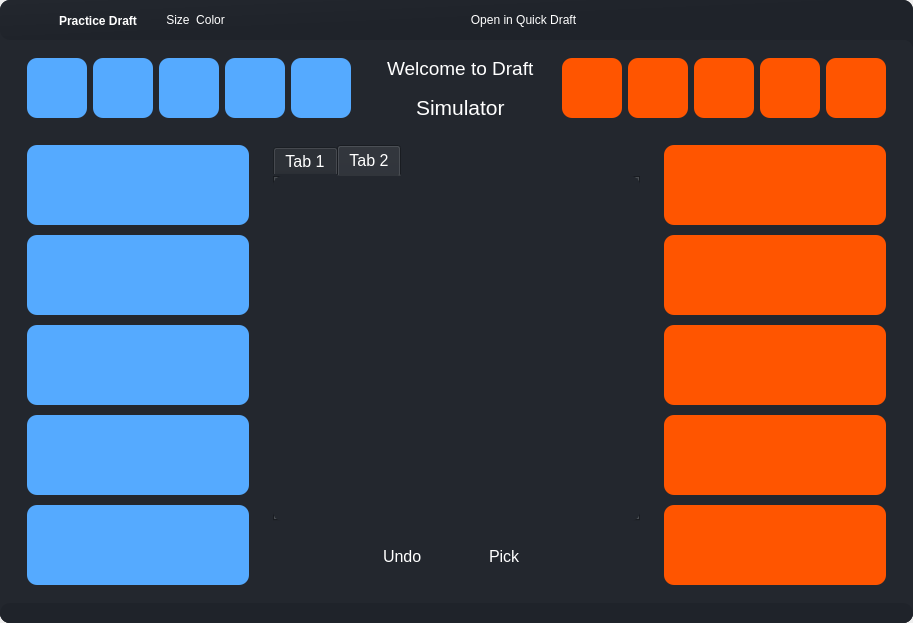
Old version of the form ui/pages/practice_draft.ui in the repository elian-olbz/mlbb-drafting-and-simulation-tools.
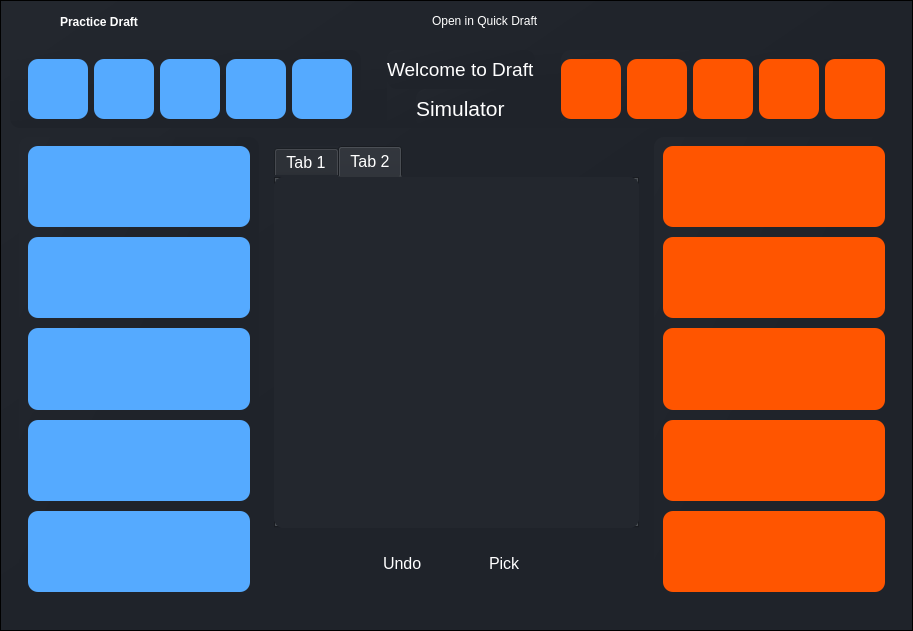
New version of the form. Icons and pictures are not drawn.

```diff
--- a/ui/pages/practice_draft.ui
+++ b/ui/pages/practice_draft.ui
@@ -7,7 +7,7 @@
     <x>0</x>
     <y>0</y>
     <width>913</width>
-    <height>623</height>
+    <height>631</height>
    </rect>
   </property>
   <property name="windowTitle">
@@ -37,7 +37,7 @@
      <widget class="QFrame" name="drop_shadow">
       <property name="styleSheet">
        <string notr="true">background-color: qlineargradient(spread:pad, x1:0, y1:0, x2:1, y2:1, stop:0 rgba(35, 39, 46, 1), stop:0.521368 rgba(31, 35, 42, 1));
-border-radius: 10px;</string>
+</string>
       </property>
       <property name="frameShape">
        <enum>QFrame::StyledPanel</enum>
@@ -62,7 +62,49 @@
         <number>0</number>
        </property>
        <item>
-        <widget class="QFrame" name="frame_3">
+        <widget class="QFrame" name="main_frame">
+         <property name="styleSheet">
+          <string notr="true">*{
+border:none;
+background-color:transparent;
+background:transparent;
+padding:0;
+margin:0;
+color:#fff
+}
+QPushButton{
+text-align:left;
+padding: 5px 10px;
+border-top-left-radius: 10px;
+border-bottom-left-radius: 10px;
+}
+
+</string>
+         </property>
+         <property name="frameShape">
+          <enum>QFrame::StyledPanel</enum>
+         </property>
+         <property name="frameShadow">
+          <enum>QFrame::Raised</enum>
+         </property>
+         <layout class="QVBoxLayout" name="verticalLayout_3">
+          <property name="spacing">
+           <number>0</number>
+          </property>
+          <property name="leftMargin">
+           <number>0</number>
+          </property>
+          <property name="topMargin">
+           <number>0</number>
+          </property>
+          <property name="rightMargin">
+           <number>0</number>
+          </property>
+          <property name="bottomMargin">
+           <number>0</number>
+          </property>
+          <item>
+           <widget class="QFrame" name="frame_4">
          <property name="styleSheet">
           <string notr="true"/>
          </property>
@@ -199,85 +241,6 @@
                </layout>
               </widget>
              </item>
-             <item alignment="Qt::AlignRight">
-              <widget class="QWidget" name="color_widget" native="true">
-               <property name="minimumSize">
-                <size>
-                 <width>0</width>
-                 <height>0</height>
-                </size>
-               </property>
-               <layout class="QHBoxLayout" name="horizontalLayout_8">
-                <property name="spacing">
-                 <number>0</number>
-                </property>
-                <property name="leftMargin">
-                 <number>0</number>
-                </property>
-                <property name="topMargin">
-                 <number>0</number>
-                </property>
-                <property name="rightMargin">
-                 <number>0</number>
-                </property>
-                <property name="bottomMargin">
-                 <number>0</number>
-                </property>
-                <item alignment="Qt::AlignLeft">
-                 <widget class="QFrame" name="color_frame">
-                  <property name="frameShape">
-                   <enum>QFrame::StyledPanel</enum>
-                  </property>
-                  <property name="frameShadow">
-                   <enum>QFrame::Raised</enum>
-                  </property>
-                  <layout class="QHBoxLayout" name="horizontalLayout_7">
-                   <item>
-                    <widget class="QPushButton" name="size_button">
-                     <property name="toolTip">
-                      <string>Heatmap Heatmp</string>
-                     </property>
-                     <property name="text">
-                      <string>Size</string>
-                     </property>
-                     <property name="icon">
-                      <iconset resource="../rsc.qrc">
-                       <normaloff>:/icons/icons/crosshair.svg</normaloff>:/icons/icons/crosshair.svg</iconset>
-                     </property>
-                     <property name="iconSize">
-                      <size>
-                       <width>20</width>
-                       <height>20</height>
-                      </size>
-                     </property>
-                    </widget>
-                   </item>
-                   <item>
-                    <widget class="QPushButton" name="color_button">
-                     <property name="toolTip">
-                      <string>Heatmap Heatmp</string>
-                     </property>
-                     <property name="text">
-                      <string>Color</string>
-                     </property>
-                     <property name="icon">
-                      <iconset resource="../rsc.qrc">
-                       <normaloff>:/icons/icons/droplet.svg</normaloff>:/icons/icons/droplet.svg</iconset>
-                     </property>
-                     <property name="iconSize">
-                      <size>
-                       <width>20</width>
-                       <height>20</height>
-                      </size>
-                     </property>
-                    </widget>
-                   </item>
-                  </layout>
-                 </widget>
-                </item>
-               </layout>
-              </widget>
-             </item>
              <item>
               <spacer name="horizontalSpacer">
                <property name="orientation">
@@ -495,24 +458,7 @@
           <item>
            <widget class="QFrame" name="content_frame">
             <property name="styleSheet">
-             <string notr="true">*{
-border:none;
-background-color:transparent;
-background:transparent;
-padding:0;
-margin:0;
-color:#fff
-}
-QPushButton{
-text-align:left;
-padding: 5px 10px;
-border-top-left-radius: 10px;
-border-bottom-left-radius: 10px;
-}
-
-
-
-</string>
+                <string notr="true"/>
             </property>
             <property name="frameShape">
              <enum>QFrame::StyledPanel</enum>
@@ -545,7 +491,7 @@
                 </sizepolicy>
                </property>
                <property name="styleSheet">
-                <string notr="true">background-color: #23272e;</string>
+                   <string notr="true">background-color:transparent;</string>
                </property>
                <layout class="QVBoxLayout" name="verticalLayout">
                 <property name="spacing">
@@ -564,7 +510,10 @@
                  <number>0</number>
                 </property>
                 <item>
-                 <widget class="QFrame" name="frame">
+                    <widget class="QFrame" name="frame_3">
+                     <property name="styleSheet">
+                      <string notr="true">background:transparent;</string>
+                     </property>
                   <property name="frameShape">
                    <enum>QFrame::StyledPanel</enum>
                   </property>
@@ -574,6 +523,9 @@
                   <layout class="QVBoxLayout" name="verticalLayout_10">
                    <item>
                     <widget class="QWidget" name="main_container" native="true">
+                        <property name="styleSheet">
+                         <string notr="true">background-color:transparent;</string>
+                        </property>
                      <layout class="QVBoxLayout" name="verticalLayout_6">
                       <property name="spacing">
                        <number>0</number>
@@ -622,6 +574,10 @@
                              <height>0</height>
                             </size>
                            </property>
+                              <property name="styleSheet">
+                               <string notr="true">background-color: qlineargradient(spread:pad, x1:0, y1:0, x2:1, y2:1, stop:0 rgba(35, 39, 46, 1), stop:0.521368 rgba(31, 35, 42, 1));
+border-radius: 10px;</string>
+                              </property>
                            <property name="frameShape">
                             <enum>QFrame::StyledPanel</enum>
                            </property>
@@ -1096,6 +1052,9 @@
                          </item>
                          <item>
                           <widget class="QFrame" name="pick_frame">
+                              <property name="styleSheet">
+                               <string notr="true">background-color:transparent;</string>
+                              </property>
                            <property name="frameShape">
                             <enum>QFrame::StyledPanel</enum>
                            </property>
@@ -1131,6 +1090,10 @@
                                 <pointsize>12</pointsize>
                                </font>
                               </property>
+                                 <property name="styleSheet">
+                                  <string notr="true">background-color: qlineargradient(spread:pad, x1:0, y1:0, x2:1, y2:1, stop:0 rgba(35, 39, 46, 1), stop:0.521368 rgba(31, 35, 42, 1));
+border-radius: 10px;</string>
+                                 </property>
                               <property name="frameShape">
                                <enum>QFrame::StyledPanel</enum>
                               </property>
@@ -1241,6 +1204,10 @@
                             </item>
                             <item>
                              <widget class="QFrame" name="hero_frame">
+                                 <property name="styleSheet">
+                                  <string notr="true">background-color:transparent;
+border-radius: 10px;</string>
+                                 </property>
                               <property name="frameShape">
                                <enum>QFrame::StyledPanel</enum>
                               </property>
@@ -1256,7 +1223,8 @@
                                   </font>
                                  </property>
                                  <property name="styleSheet">
-                                  <string notr="true">background-color: rgb(35, 39, 46);</string>
+                                     <string notr="true">background-color: rgb(35, 39, 46);
+</string>
                                  </property>
                                  <property name="currentIndex">
                                   <number>1</number>
@@ -1377,6 +1345,10 @@
                                 <pointsize>12</pointsize>
                                </font>
                               </property>
+                                 <property name="styleSheet">
+                                  <string notr="true">background-color: qlineargradient(spread:pad, x1:0, y1:0, x2:1, y2:1, stop:0 rgba(35, 39, 46, 1), stop:0.521368 rgba(31, 35, 42, 1));
+border-radius: 10px;</string>
+                                 </property>
                               <property name="frameShape">
                                <enum>QFrame::StyledPanel</enum>
                               </property>
@@ -1553,6 +1525,9 @@
                      <property name="frameShadow">
                       <enum>QFrame::Raised</enum>
                      </property>
+                       </widget>
+                      </item>
+                     </layout>
                     </widget>
                    </item>
                   </layout>
```
Lines whose indentation alone changed are shown as unchanged.
